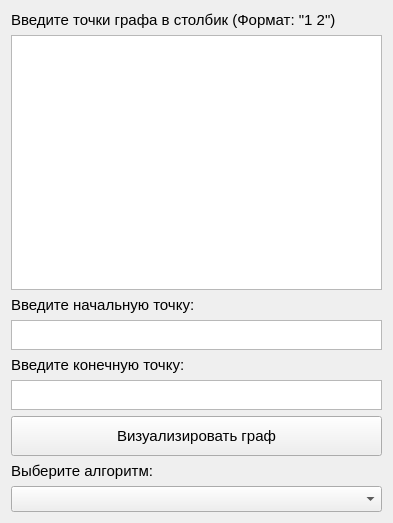
Above: widget.ui from edfefegeger/Graphs-and-Algorithms-in-Qt before the change. Below: the same form after it.
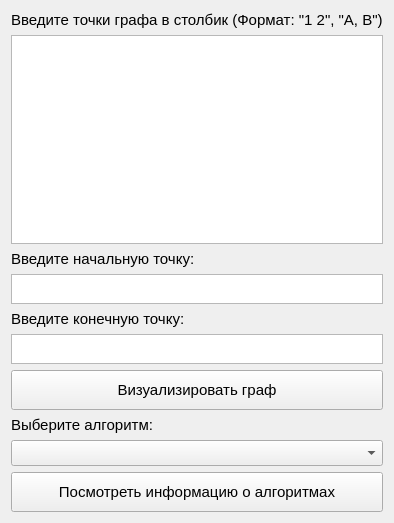
That is the form after the change.

What changed in the file:
```diff
--- a/widget.ui
+++ b/widget.ui
@@ -24,7 +24,7 @@
         </font>
        </property>
        <property name="text">
-        <string>Введите точки графа в столбик (Формат: &quot;1 2&quot;)</string>
+        <string>Введите точки графа в столбик (Формат: &quot;1 2&quot;, &quot;A, B&quot;)</string>
        </property>
       </widget>
      </item>
@@ -136,6 +136,24 @@
        </property>
       </widget>
      </item>
+     <item>
+      <widget class="QPushButton" name="pushButton_2">
+       <property name="minimumSize">
+        <size>
+         <width>0</width>
+         <height>40</height>
+        </size>
+       </property>
+       <property name="font">
+        <font>
+         <pointsize>11</pointsize>
+        </font>
+       </property>
+       <property name="text">
+        <string>Посмотреть информацию о алгоритмах</string>
+       </property>
+      </widget>
+     </item>
     </layout>
    </item>
   </layout>
```
